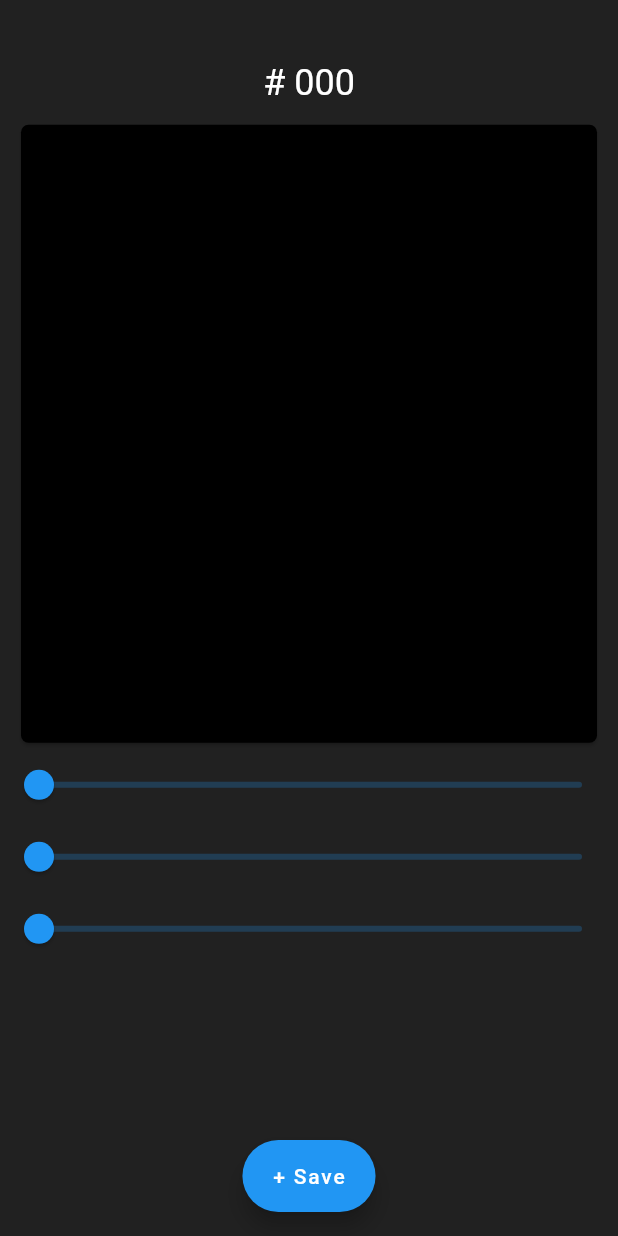
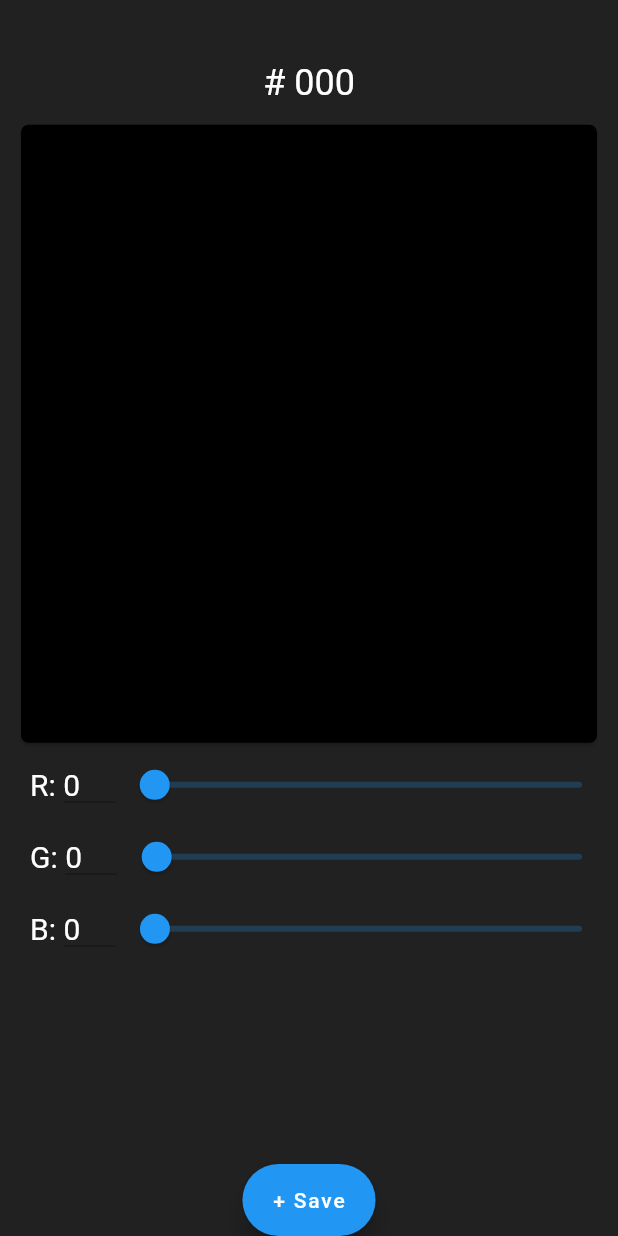
Before and after one commit to aryang117/colorApp, a Flutter app: the screen it shows after launch, on a phone screen of 412 x 824 dp. Run offline on Flutter 3.47's test engine with Material 2 defaults, Android fonts, the phone set to English and light mode, and no system bars.

Commit message:
Created a Sliders Widget so that we dont need to create a new slider for every value

```diff
--- a/lib/Screens/home.dart
+++ b/lib/Screens/home.dart
@@ -9,8 +9,8 @@ ValueNotifier<int> red = ValueNotifier<int>(0);
 ValueNotifier<int> green = ValueNotifier<int>(0);
 ValueNotifier<int> blue = ValueNotifier<int>(0);
 
-//TODO: SaveBoxes should now appear in a modal sheet
-//TODO: Add Text Labels for the sliders so that user can know what values of RGB they're currently at
+//TODO: SaveBoxes should now appear in a modal sheet - done
+
 
 class Home extends StatefulWidget {
   @override
@@ -74,7 +74,7 @@ class _HomeState extends State<Home> {
                           ColorSliders(),
                         ]),
                         floatingActionButtonLocation:
-                            FloatingActionButtonLocation.centerFloat,
+                            FloatingActionButtonLocation.centerDocked,
                         floatingActionButton: FloatingActionButton.extended(
                           label: Text('+ Save'),
                           onPressed: () => _onFABPressed(),
--- a/lib/Widgets/colorSlider.dart
+++ b/lib/Widgets/colorSlider.dart
@@ -1,6 +1,12 @@
 import 'package:flutter/material.dart';
 
 import 'package:colorApp/Screens/home.dart';
+
+//TODO: Add Text Labels for the sliders so that user can know what values of RGB they're currently at - done
+
+//TODO: fix the labelTextString so that their cursors aren't at the start but are at the end
+
+TextStyle formStyle = new TextStyle(fontSize: 20, color: Colors.white);
 
 //These are the sliders that allow the user to change colors
 class ColorSliders extends StatefulWidget {
@@ -11,53 +17,121 @@ class ColorSliders extends StatefulWidget {
 class _ColorSlidersState extends State<ColorSliders> {
   @override
   Widget build(BuildContext context) {
-    return Positioned(
-      bottom: 0,
-      right: 0,
-      left: 0,
+    return Container(
+      padding: EdgeInsets.only(left: 20),
       child: Column(
         children: <Widget>[
-          Slider(
-            label: red.value.toString(),
-            value: red.value.toDouble(),
+          Sliders(
+            labelTextString: 'R',
+            sliderValue: red.value,
+          ),
+          Sliders(
+            labelTextString: 'G',
+            sliderValue: green.value,
+          ),
+          Sliders(
+            labelTextString: 'B',
+            sliderValue: blue.value,
+          )
+        ],
+      ),
+    );
+  }
+}
+
+class Sliders extends StatefulWidget {
+  @override
+  _SlidersState createState() => _SlidersState();
+
+  const Sliders(
+      {Key key, @required this.labelTextString, @required this.sliderValue})
+      : super(key: key);
+  final String labelTextString;
+  final int sliderValue;
+}
+
+class _SlidersState extends State<Sliders> {
+  @override
+  Widget build(BuildContext context) {
+    return Row(
+      mainAxisAlignment: MainAxisAlignment.start,
+      crossAxisAlignment: CrossAxisAlignment.center,
+      children: <Widget>[
+        SliderTextLabel(
+            labelTextString: widget.labelTextString,
+            sliderValue: widget.sliderValue),
+        Expanded(
+          child: Slider(
+            label: widget.sliderValue.toString(),
+            value: widget.sliderValue.toDouble(),
             min: 0,
             max: 255,
             divisions: 255,
             onChanged: (double _newvalue) {
               setState(() {
                 print(_newvalue.toInt());
-                red.value = _newvalue.toInt();
+                if (widget.labelTextString == 'R')
+                  red.value = _newvalue.toInt();
+                else if (widget.labelTextString == 'G')
+                  green.value = _newvalue.toInt();
+                else if (widget.labelTextString == 'B')
+                  blue.value = _newvalue.toInt();
               });
             },
           ),
-          Slider(
-            label: green.value.toString(),
-            value: green.value.toDouble(),
-            min: 0,
-            max: 255,
-            divisions: 255,
-            onChanged: (double _newvalue) {
-              setState(() {
-                print(_newvalue.toInt());
-                green.value = _newvalue.toInt();
-              });
-            },
-          ),
-          Slider(
-            label: blue.value.toString(),
-            value: blue.value.toDouble(),
-            min: 0,
-            max: 255,
-            divisions: 255,
-            onChanged: (double _newvalue) {
-              setState(() {
-                print(_newvalue.toInt());
-                blue.value = _newvalue.toInt();
-              });
-            },
-          ),
-        ],
-      ),
+        ),
+      ],
     );
   }
 }
+
+final TextEditingController _controller = TextEditingController(text: '');
+
+class SliderTextLabel extends StatelessWidget {
+  const SliderTextLabel(
+      {Key key, @required this.labelTextString, @required this.sliderValue})
+      : super(key: key);
+  final String labelTextString;
+  final int sliderValue;
+  @override
+  Widget build(BuildContext context) {
+    return Row(
+      children: [
+        Container(
+          padding: new EdgeInsets.only(right: 5),
+          child: Text(
+            labelTextString + ':',
+            style: formStyle,
+          ),
+        ),
+        Container(
+          alignment: Alignment.center,
+          width: 35,
+          height: 40,
+          child: TextField(
+            textAlignVertical: TextAlignVertical.center,
+            style: formStyle,
+            keyboardType: TextInputType.number,
+            controller: TextEditingController(
+              text: sliderValue.toString(),
+            ),
+            decoration: InputDecoration.collapsed(
+              hintText: '',
+              hintStyle: formStyle,
+              border: UnderlineInputBorder(),
+            ),
+            onChanged: (formValue) {
+              if (int.parse(formValue) > 255) formValue = "255";
+              if (labelTextString == 'R')
+                red.value = int.parse(formValue);
+              else if (labelTextString == 'G')
+                green.value = int.parse(formValue);
+              else if (labelTextString == 'B')
+                blue.value = int.parse(formValue);
+            },
+          ),
+        ),
+      ],
+    );
+  }
+}
```
